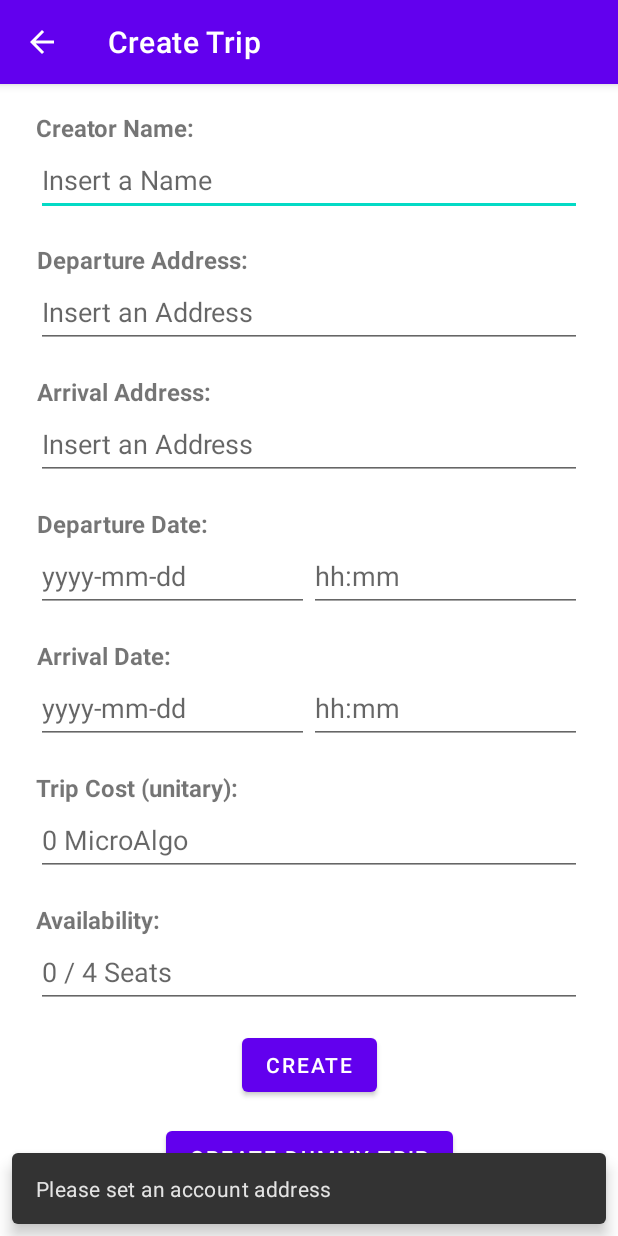
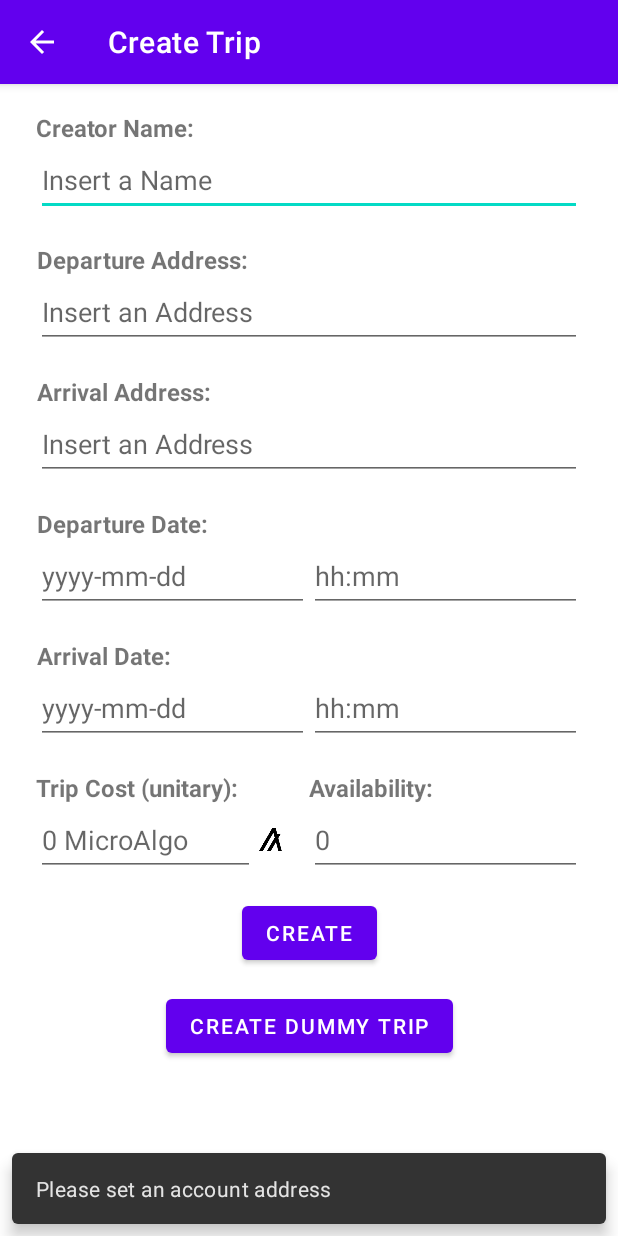
Before and after one commit to bara96/algo-carsharing-android, an Android app: the TripActivity screen opened directly, with no data from a screen before it, on a phone screen of 412 x 824 dp. Run offline under Robolectric (Android 15) with nearby library versions, the phone set to English and light mode, and no system bars; libraries missing offline, so code that uses them is left out: com.algorand.algosdk; 6 statements that could not run were skipped.

Commit message:
Updated card status and layout

```diff
--- a/app/src/main/res/layout/activity_trip.xml
+++ b/app/src/main/res/layout/activity_trip.xml
@@ -35,10 +35,10 @@
                     android:background="@null"
                     android:contentDescription="@string/close"
                     android:translationZ="10dp"
-                    android:paddingTop="@dimen/margin_lg"
+                    android:paddingTop="@dimen/margin_xlg"
                     android:paddingBottom="@dimen/margin_md"
                     android:paddingStart="@dimen/margin_md"
-                    android:paddingEnd="@dimen/margin_sm"
+                    android:paddingEnd="@dimen/margin_md"
                     app:srcCompat="@drawable/ic_baseline_close_24" />
 
                 <androidx.cardview.widget.CardView
@@ -76,6 +76,7 @@
                                 android:textStyle="bold" />
 
                             <TextView
+                                android:id="@+id/participants"
                                 android:layout_width="0dp"
                                 android:layout_height="wrap_content"
                                 android:layout_weight="2"
@@ -100,6 +101,7 @@
                                 android:textStyle="bold" />
 
                             <TextView
+                                android:id="@+id/status"
                                 android:layout_width="0dp"
                                 android:layout_height="wrap_content"
                                 android:layout_weight="2"
@@ -319,13 +321,29 @@
             </LinearLayout>
 
             <LinearLayout
-                android:id="@+id/cost_layout"
+                android:id="@+id/info_layout"
                 android:layout_width="match_parent"
                 android:layout_height="wrap_content"
                 android:orientation="vertical"
                 android:layout_marginTop="@dimen/margin_sm"
                 app:layout_constraintLeft_toLeftOf="parent"
                 app:layout_constraintTop_toBottomOf="@id/end_datetime_layout">
+
+                <LinearLayout
+                    android:layout_width="match_parent"
+                    android:layout_height="wrap_content"
+                    android:orientation="horizontal"
+                    app:layout_constraintLeft_toLeftOf="parent"
+                    app:layout_constraintTop_toBottomOf="parent"
+                    >
+                    <LinearLayout
+                        android:layout_width="0dp"
+                        android:layout_height="wrap_content"
+                        android:layout_weight="1"
+                        android:orientation="vertical"
+                        app:layout_constraintLeft_toLeftOf="parent"
+                        app:layout_constraintTop_toBottomOf="parent"
+                        >
 
                         <TextView
                             android:layout_width="wrap_content"
@@ -335,26 +353,44 @@
                             android:text="@string/trip_cost_label"
                             android:textStyle="bold" />
 
+                        <LinearLayout
+                            android:layout_width="match_parent"
+                            android:layout_height="wrap_content"
+                            android:gravity="center"
+                            android:orientation="horizontal"
+                            app:layout_constraintLeft_toLeftOf="parent"
+                            app:layout_constraintTop_toBottomOf="parent"
+                            >
+
                             <EditText
                                 android:id="@+id/cost"
-                    android:layout_width="match_parent"
+                                android:layout_width="0dp"
                                 android:layout_height="wrap_content"
+                                android:layout_weight="1"
                                 android:ems="10"
                                 android:minHeight="48dp"
                                 android:hint="@string/trip_cost"
                                 android:inputType="number"
                                 />
 
+                            <ImageView
+                                android:layout_width="22sp"
+                                android:layout_height="22sp"
+                                android:layout_marginEnd="@dimen/margin_xsm"
+                                android:gravity="center"
+                                android:src="@drawable/algo_logo"
+                                android:contentDescription="@string/microalgo" />
+                        </LinearLayout>
                     </LinearLayout>
 
                     <LinearLayout
-                android:id="@+id/available_seats_layout"
-                android:layout_width="match_parent"
+                        android:layout_width="0dp"
                         android:layout_height="wrap_content"
+                        android:layout_weight="1"
                         android:orientation="vertical"
-                android:layout_marginTop="@dimen/margin_sm"
                         app:layout_constraintLeft_toLeftOf="parent"
-                app:layout_constraintTop_toBottomOf="@id/cost_layout">
+                        app:layout_constraintTop_toBottomOf="parent"
+                        >
 
                         <TextView
                             android:layout_width="wrap_content"
@@ -370,10 +406,11 @@
                             android:layout_height="wrap_content"
                             android:ems="10"
                             android:minHeight="48dp"
-                    android:hint="@string/available_seats"
+                            android:hint="@string/number_example"
                             android:inputType="number"
                             />
-
+                    </LinearLayout>
+                </LinearLayout>
             </LinearLayout>
 
             <Button
@@ -386,7 +423,7 @@
                 app:layout_constraintEnd_toEndOf="parent"
                 app:layout_constraintHorizontal_bias="0.5"
                 app:layout_constraintStart_toStartOf="parent"
-                app:layout_constraintTop_toBottomOf="@id/available_seats_layout" />
+                app:layout_constraintTop_toBottomOf="@id/info_layout" />
 
             <Button
                 android:id="@+id/save_dummy_bt"
--- a/app/src/main/res/values/dimens.xml
+++ b/app/src/main/res/values/dimens.xml
@@ -13,5 +13,6 @@
     <dimen name="margin_xsm">14dp</dimen>
     <dimen name="margin_sm">18dp</dimen>
     <dimen name="margin_md">24dp</dimen>
-    <dimen name="margin_lg">28dp</dimen>
+    <dimen name="margin_lg">30dp</dimen>
+    <dimen name="margin_xlg">36dp</dimen>
 </resources>
--- a/app/src/main/res/values/strings.xml
+++ b/app/src/main/res/values/strings.xml
@@ -91,5 +91,6 @@
     <string name="microalgo">MicroAlgo</string>
     <string name="date_example">2022–05–10 15:00</string>
     <string name="cost_example">5000</string>
+    <string name="number_example">0</string>
     <string name="close">Close</string>
 </resources>
```
Also changed, not shown: app/src/main/java/com/example/algorandcarsharing/activities/TripActivity.java (+47 -0 lines), app/src/main/java/com/example/algorandcarsharing/adapters/TripAdapter.java (+8 -2 lines). Lines whose indentation alone changed are shown as unchanged.
